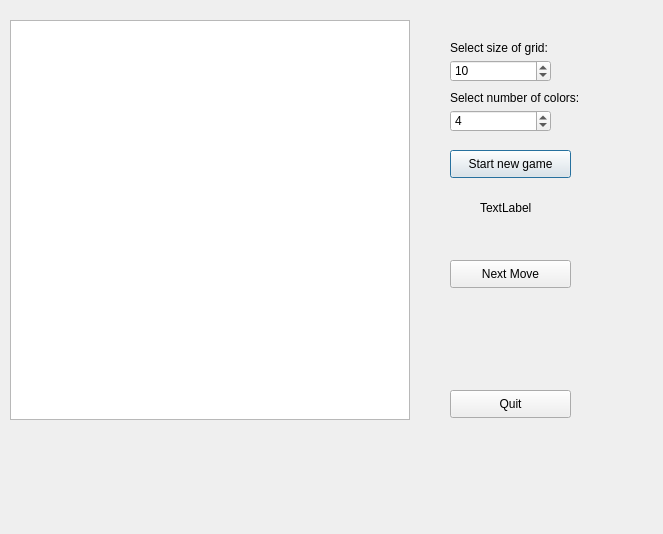
romanandreev/Lines, file form.ui: the form before one commit.
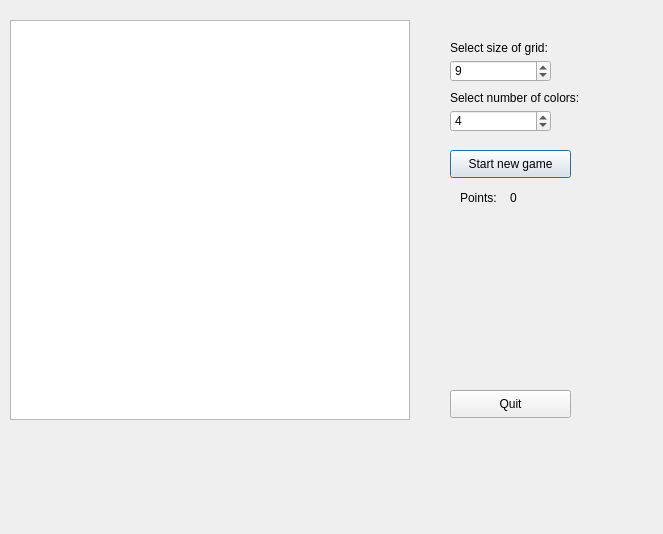
The form after the commit.

The edit to the form file:
```diff
--- a/form.ui
+++ b/form.ui
@@ -42,7 +42,7 @@
     <number>20</number>
    </property>
    <property name="value">
-    <number>10</number>
+    <number>9</number>
    </property>
   </widget>
   <widget class="QGraphicsView" name="graphicsView">
@@ -121,30 +121,30 @@
     <string>Quit</string>
    </property>
   </widget>
-  <widget class="QPushButton" name="pushButton_3">
-   <property name="geometry">
-    <rect>
-     <x>450</x>
-     <y>260</y>
-     <width>121</width>
-     <height>28</height>
-    </rect>
-   </property>
-   <property name="text">
-    <string>Next Move</string>
-   </property>
-  </widget>
   <widget class="QLabel" name="label_3">
    <property name="geometry">
     <rect>
-     <x>480</x>
-     <y>200</y>
+     <x>460</x>
+     <y>190</y>
      <width>53</width>
      <height>16</height>
     </rect>
    </property>
    <property name="text">
-    <string>TextLabel</string>
+    <string>Points:</string>
+   </property>
+  </widget>
+  <widget class="QLabel" name="label_4">
+   <property name="geometry">
+    <rect>
+     <x>510</x>
+     <y>190</y>
+     <width>53</width>
+     <height>16</height>
+    </rect>
+   </property>
+   <property name="text">
+    <string>0</string>
    </property>
   </widget>
  </widget>
```
Left out of the diff: 2 changed lines with no effect on the pictures.
